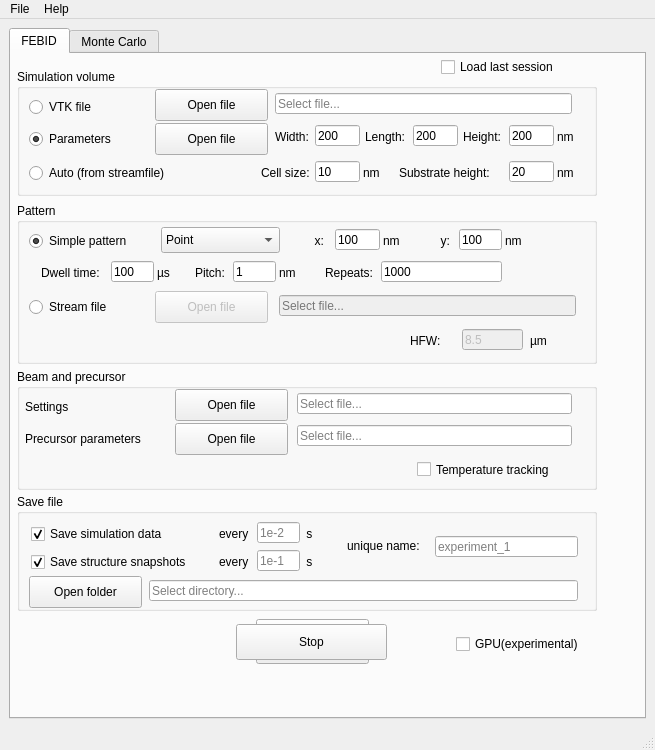
MrCheatak/FEBID_py, file febid/ui/main_window.ui: the form before one commit.
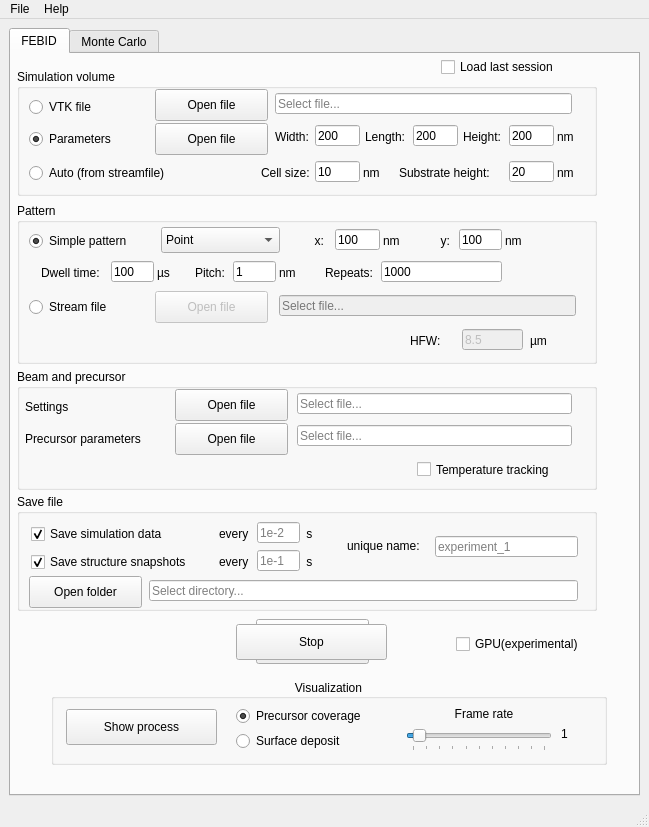
The form after the commit.

Commit message: Visualization:  - Added option to choose between precursor coverage and surface deposit to visualize.  - Added a slider to control frame rate.  - When computing on GPU, data is offloaded only if statistics or visualization is enabled.  - Fixed bug that caused grid to be semi-transparent even when opacity was set to 1.

Diff of the .ui file:
```diff
--- a/febid/ui/main_window.ui
+++ b/febid/ui/main_window.ui
@@ -6,8 +6,8 @@
    <rect>
     <x>0</x>
     <y>0</y>
-    <width>655</width>
-    <height>750</height>
+    <width>649</width>
+    <height>827</height>
    </rect>
   </property>
   <property name="windowTitle">
@@ -17,6 +17,9 @@
    <layout class="QVBoxLayout" name="verticalLayout">
     <item>
      <widget class="QTabWidget" name="tabWidget">
+      <property name="enabled">
+       <bool>true</bool>
+      </property>
       <property name="currentIndex">
        <number>0</number>
       </property>
@@ -1110,6 +1113,142 @@
          <string>GPU(experimental)</string>
         </property>
        </widget>
+       <widget class="QGroupBox" name="groupBox_visualization">
+        <property name="enabled">
+         <bool>true</bool>
+        </property>
+        <property name="geometry">
+         <rect>
+          <x>40</x>
+          <y>625</y>
+          <width>556</width>
+          <height>86</height>
+         </rect>
+        </property>
+        <property name="layoutDirection">
+         <enum>Qt::LayoutDirection::LeftToRight</enum>
+        </property>
+        <property name="title">
+         <string>Visualization</string>
+        </property>
+        <property name="alignment">
+         <set>Qt::AlignmentFlag::AlignCenter</set>
+        </property>
+        <property name="flat">
+         <bool>false</bool>
+        </property>
+        <property name="checkable">
+         <bool>false</bool>
+        </property>
+        <widget class="QPushButton" name="reopen_process_visualization">
+         <property name="geometry">
+          <rect>
+           <x>15</x>
+           <y>30</y>
+           <width>151</width>
+           <height>36</height>
+          </rect>
+         </property>
+         <property name="text">
+          <string>Show process</string>
+         </property>
+        </widget>
+        <widget class="QRadioButton" name="choice_precursor_coverage_viz">
+         <property name="geometry">
+          <rect>
+           <x>185</x>
+           <y>25</y>
+           <width>191</width>
+           <height>24</height>
+          </rect>
+         </property>
+         <property name="text">
+          <string>Precursor coverage</string>
+         </property>
+         <property name="checked">
+          <bool>true</bool>
+         </property>
+        </widget>
+        <widget class="QRadioButton" name="choice_surface_deposit_viz">
+         <property name="geometry">
+          <rect>
+           <x>185</x>
+           <y>50</y>
+           <width>161</width>
+           <height>24</height>
+          </rect>
+         </property>
+         <property name="text">
+          <string>Surface deposit</string>
+         </property>
+        </widget>
+        <widget class="QSlider" name="horizontalSlider_frame_rate">
+         <property name="geometry">
+          <rect>
+           <x>355</x>
+           <y>50</y>
+           <width>146</width>
+           <height>22</height>
+          </rect>
+         </property>
+         <property name="minimum">
+          <number>1</number>
+         </property>
+         <property name="maximum">
+          <number>200</number>
+         </property>
+         <property name="singleStep">
+          <number>1</number>
+         </property>
+         <property name="pageStep">
+          <number>3</number>
+         </property>
+         <property name="value">
+          <number>10</number>
+         </property>
+         <property name="tracking">
+          <bool>true</bool>
+         </property>
+         <property name="orientation">
+          <enum>Qt::Orientation::Horizontal</enum>
+         </property>
+         <property name="tickPosition">
+          <enum>QSlider::TickPosition::TicksBelow</enum>
+         </property>
+         <property name="tickInterval">
+          <number>20</number>
+         </property>
+        </widget>
+        <widget class="QLabel" name="l_frame_rate">
+         <property name="geometry">
+          <rect>
+           <x>375</x>
+           <y>25</y>
+           <width>116</width>
+           <height>20</height>
+          </rect>
+         </property>
+         <property name="text">
+          <string>Frame rate</string>
+         </property>
+         <property name="alignment">
+          <set>Qt::AlignmentFlag::AlignCenter</set>
+         </property>
+        </widget>
+        <widget class="QLabel" name="display_frame_rate">
+         <property name="geometry">
+          <rect>
+           <x>510</x>
+           <y>45</y>
+           <width>36</width>
+           <height>20</height>
+          </rect>
+         </property>
+         <property name="text">
+          <string>1</string>
+         </property>
+        </widget>
+       </widget>
       </widget>
       <widget class="QWidget" name="tab_mc">
        <attribute name="title">
@@ -1834,8 +1973,8 @@
     <rect>
      <x>0</x>
      <y>0</y>
-     <width>605</width>
-     <height>30</height>
+     <width>649</width>
+     <height>26</height>
     </rect>
    </property>
    <widget class="QMenu" name="menuFile">
```
Left out of the diff: 150 changed lines with no effect on the pictures. The commit also changes 7 other files.
